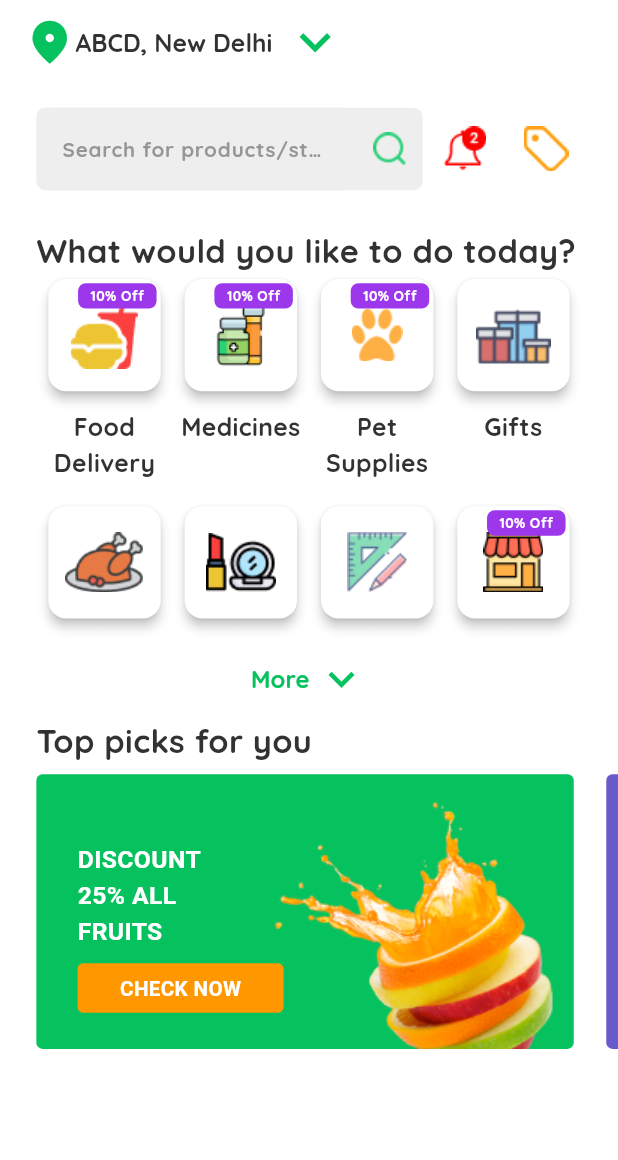
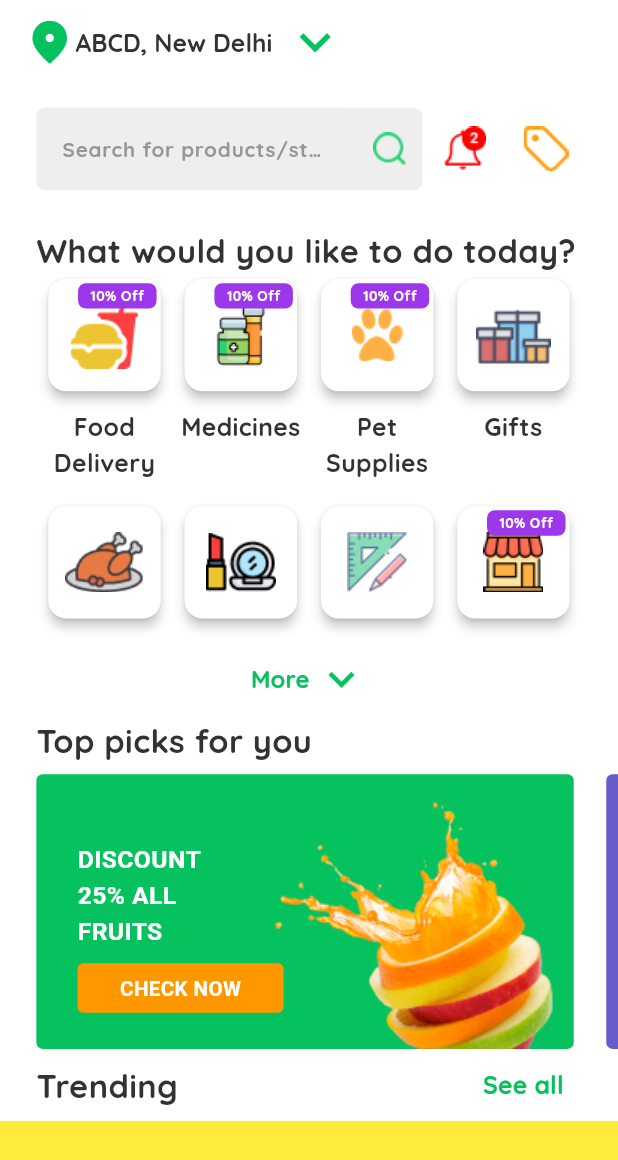
Before and after one commit to hijasahamed/BW-One-E-commerce-Ui-Api, a Flutter app: the screen it shows after launch, on a phone screen of 412 x 824 dp. Shown: the top 1160 px of the screen. Run offline on Flutter 3.47's test engine with Material 3 defaults, Android fonts, the phone set to English and light mode, and no system bars.

Commit message:
third section started

```diff
--- a/lib/view/home_screen/body/body_widget.dart
+++ b/lib/view/home_screen/body/body_widget.dart
@@ -1,5 +1,6 @@
 import 'package:bw_week_one_e_commerce/view/home_screen/body/first_section/first_section.dart';
 import 'package:bw_week_one_e_commerce/view/home_screen/body/second_section/second_section.dart';
+import 'package:bw_week_one_e_commerce/view/home_screen/body/third_section/third_section.dart';
 import 'package:flutter/material.dart';
 
 class BodyWidget extends StatelessWidget {
@@ -12,7 +13,8 @@ class BodyWidget extends StatelessWidget {
         crossAxisAlignment: CrossAxisAlignment.start,
         children: [
           FirstSection(screenSize: screenSize,),
-          SecondSection(screenSize: screenSize)
+          SecondSection(screenSize: screenSize),
+          ThirdSection(screenSize: screenSize),
         ],
       ),
     );
--- /dev/null
+++ b/lib/view/home_screen/body/third_section/third_section.dart
@@ -0,0 +1,39 @@
+import 'package:bw_week_one_e_commerce/model/colors.dart';
+import 'package:bw_week_one_e_commerce/model/textwidget.dart';
+import 'package:flutter/material.dart';
+
+class ThirdSection extends StatelessWidget {
+  const ThirdSection({super.key,required this.screenSize});
+  final Size screenSize;
+  @override
+  Widget build(BuildContext context) {
+    return Column(
+      children: [
+        Padding(
+          padding: EdgeInsets.only(
+            left: screenSize.width / 17,
+            right: screenSize.width / 17,
+          ),
+          child: Row(
+            mainAxisAlignment: MainAxisAlignment.spaceBetween,
+            crossAxisAlignment: CrossAxisAlignment.center,
+            children: [
+              TextWidget(text: 'Trending', color: textGreyColor, fontStyle: 'QuickSand', size: screenSize.width / 19, weight: FontWeight.bold),
+              TextButton(
+                onPressed: () {
+
+                },
+                child: TextWidget(text: 'See all', color: buttonGreenColor, fontStyle: 'QuickSand', size: screenSize.width / 25, weight: FontWeight.bold)
+              )
+            ],
+          ),
+        ),
+        Container(
+          height: 300,
+          width: screenSize.width,
+          color: Colors.yellow,
+        )
+      ],
+    );
+  }
+}
```
